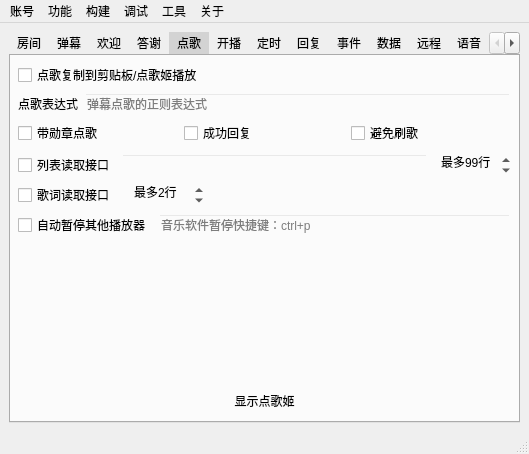
This is mainwindow/mainwindow.ui in iwxyi/Bilibili-MagicalDanmaku as Qt 5 draws it before an edit. The edited form follows.
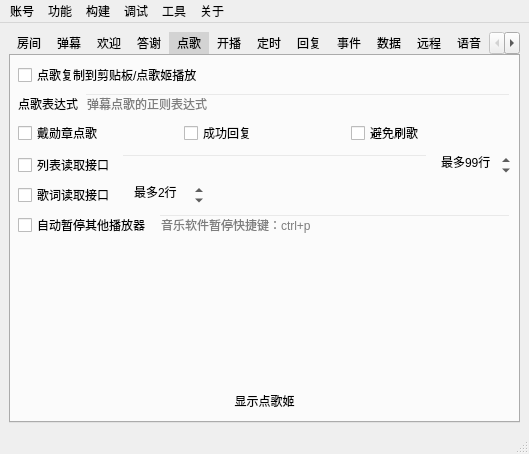
This is the edited form. The open tabs and pages were chosen to show the change. Icons and pictures are not drawn. Custom widgets are drawn as their Qt base class.

Commit message: 添加被超管切断事件

Diff of the .ui file:
```diff
--- a/mainwindow/mainwindow.ui
+++ b/mainwindow/mainwindow.ui
@@ -1130,7 +1130,7 @@
              <string notr="true">要求带粉丝勋章才能点歌</string>
             </property>
             <property name="text">
-             <string>带勋章点歌</string>
+             <string>戴勋章点歌</string>
             </property>
            </widget>
           </item>
```
Left out of the diff: 4 changed lines with no effect on the pictures. The commit also changes 2 other files.
